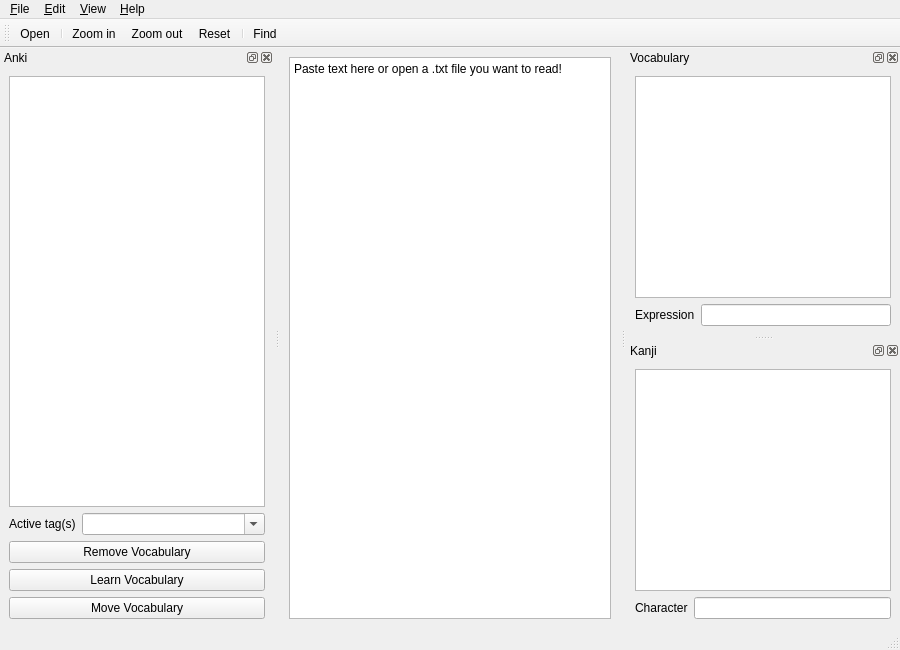
Before: the Qt Designer form ui/reader.ui in dayjaby/yomisama, drawn with Qt 5.
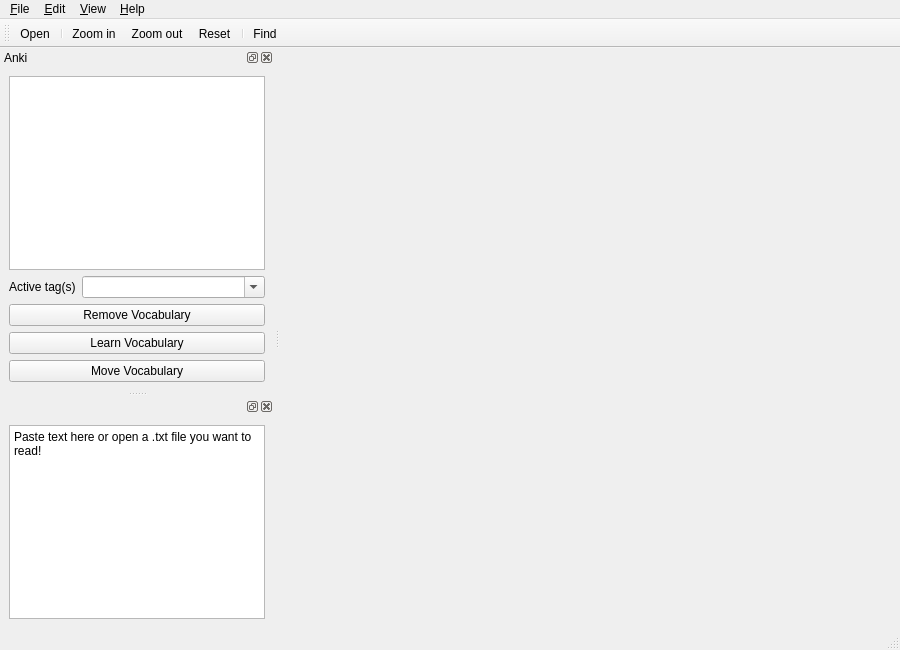
After: the same form once the commit is applied. Icons and pictures are not drawn.

Patch:
```diff
--- a/ui/reader.ui
+++ b/ui/reader.ui
@@ -21,21 +21,7 @@
     <normaloff>:/img/img/icon_logo_32.png</normaloff>:/img/img/icon_logo_32.png</iconset>
   </property>
   <widget class="QWidget" name="centralwidget">
-   <layout class="QVBoxLayout" name="verticalLayout_4">
-    <item>
-     <widget class="QPlainTextEdit" name="textContent">
-      <property name="mouseTracking">
-       <bool>true</bool>
-      </property>
-      <property name="readOnly">
-       <bool>true</bool>
-      </property>
-      <property name="plainText">
-       <string>Paste text here or open a .txt file you want to read!</string>
-      </property>
-     </widget>
-    </item>
-   </layout>
+   <layout class="QVBoxLayout" name="verticalLayout_4"/>
   </widget>
   <widget class="QMenuBar" name="menubar">
    <property name="geometry">
@@ -142,42 +128,6 @@
    <addaction name="separator"/>
    <addaction name="actionFind"/>
   </widget>
-  <widget class="QDockWidget" name="dockVocab">
-   <property name="windowTitle">
-    <string>Vocabulary</string>
-   </property>
-   <attribute name="dockWidgetArea">
-    <number>2</number>
-   </attribute>
-   <widget class="QWidget" name="dockWidgetContents">
-    <layout class="QVBoxLayout" name="verticalLayout">
-     <item>
-      <widget class="QTextBrowser" name="textVocabDefs">
-       <property name="acceptDrops">
-        <bool>false</bool>
-       </property>
-       <property name="openLinks">
-        <bool>false</bool>
-       </property>
-      </widget>
-     </item>
-     <item>
-      <layout class="QHBoxLayout" name="horizontalLayout_3">
-       <item>
-        <widget class="QLabel" name="label">
-         <property name="text">
-          <string>Expression</string>
-         </property>
-        </widget>
-       </item>
-       <item>
-        <widget class="QLineEdit" name="textVocabSearch"/>
-       </item>
-      </layout>
-     </item>
-    </layout>
-   </widget>
-  </widget>
   <widget class="QStatusBar" name="statusBar"/>
   <widget class="QDockWidget" name="dockAnki">
    <property name="windowTitle">
@@ -243,39 +193,25 @@
     </layout>
    </widget>
   </widget>
-  <widget class="QDockWidget" name="dockKanji">
-   <property name="windowTitle">
-    <string>Kanji</string>
-   </property>
+  <widget class="QDockWidget" name="dockWidget">
    <attribute name="dockWidgetArea">
-    <number>2</number>
+    <number>1</number>
    </attribute>
-   <widget class="QWidget" name="dockWidgetContents_3">
-    <layout class="QVBoxLayout" name="verticalLayout_3">
+   <widget class="QWidget" name="dockWidgetContents">
+    <layout class="QVBoxLayout" name="verticalLayout">
      <item>
-      <widget class="QTextBrowser" name="textKanjiDefs">
-       <property name="acceptDrops">
-        <bool>false</bool>
+      <widget class="QPlainTextEdit" name="textContent">
+       <property name="mouseTracking">
+        <bool>true</bool>
        </property>
-       <property name="openLinks">
-        <bool>false</bool>
+       <property name="readOnly">
+        <bool>true</bool>
+       </property>
+       <property name="plainText">
+        <string>Paste text here or open a .txt file you want to read!</string>
        </property>
       </widget>
      </item>
-     <item>
-      <layout class="QHBoxLayout" name="horizontalLayout_4">
-       <item>
-        <widget class="QLabel" name="label_2">
-         <property name="text">
-          <string>Character</string>
-         </property>
-        </widget>
-       </item>
-       <item>
-        <widget class="QLineEdit" name="textKanjiSearch"/>
-       </item>
-      </layout>
-     </item>
     </layout>
    </widget>
   </widget>
```
Left out of the diff: 32 changed lines with no effect on the pictures.
